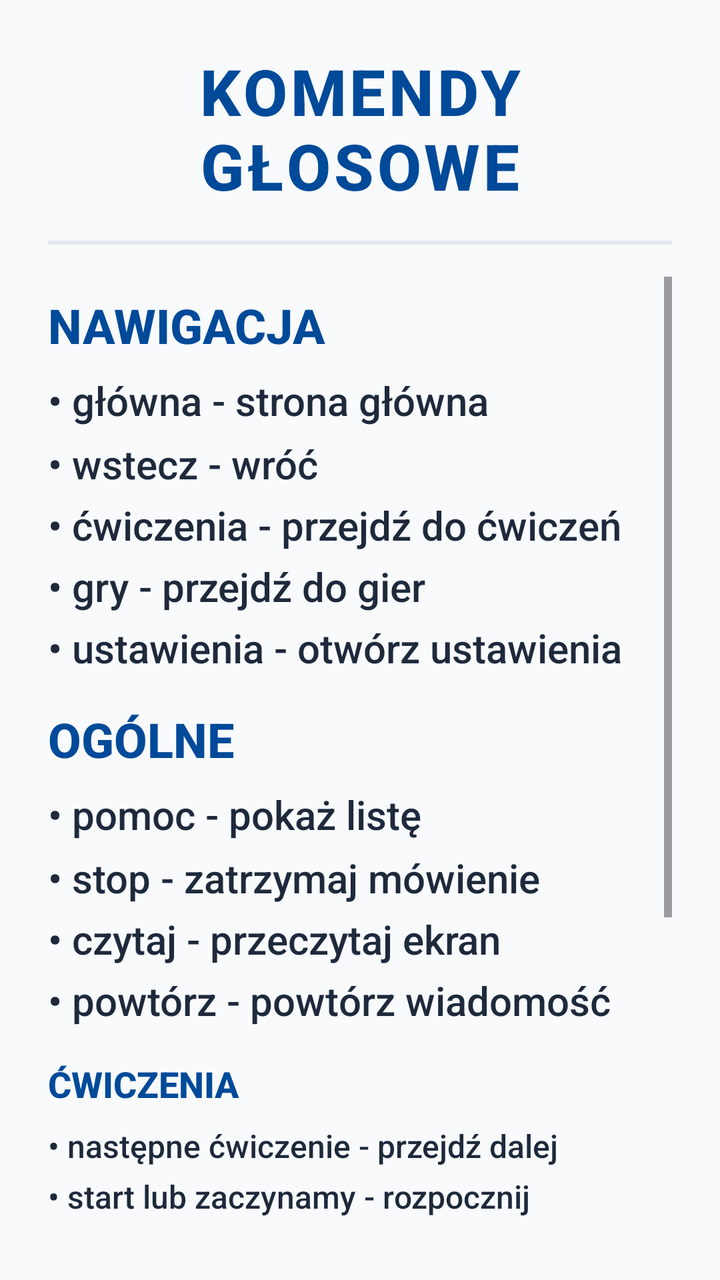
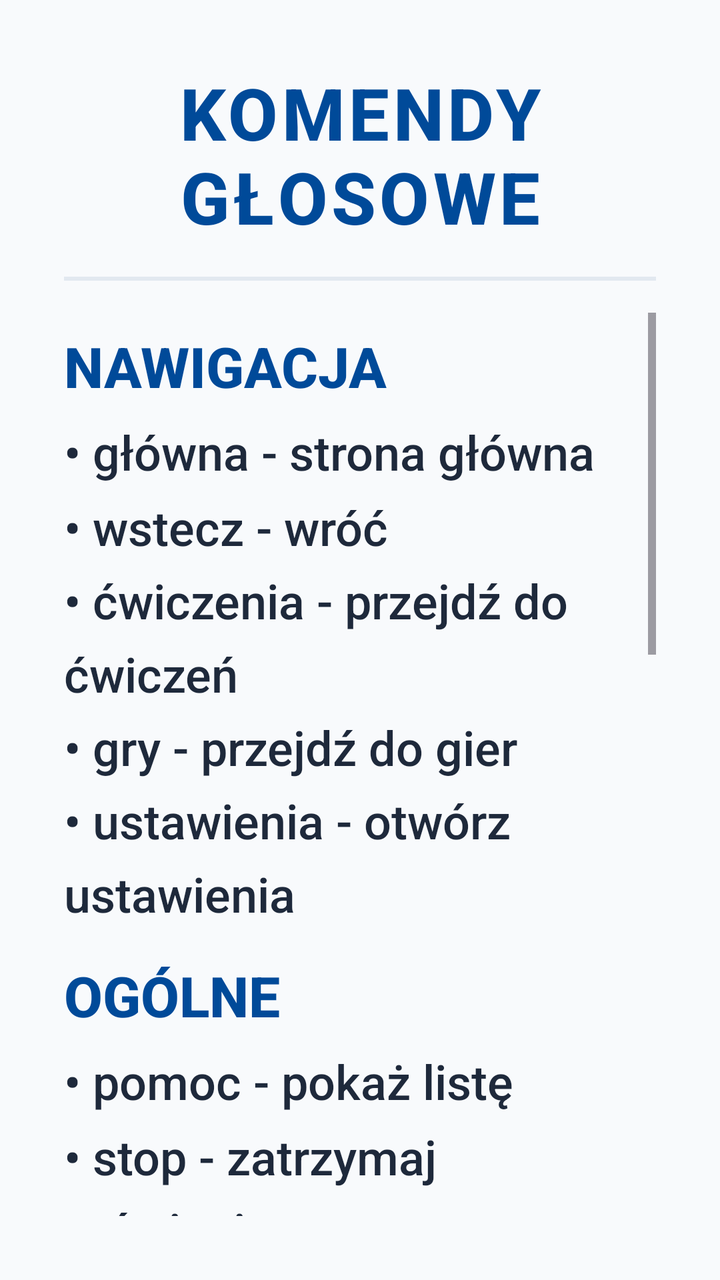

Before-and-after screenshots of an Android layout around one commit, followed by the original layout XML and the change that was made.
<!-- AndroidManifest.xml: application theme Theme.Fitnessapp -->
<!-- res/layout/dialog_voice_help.xml -->
<?xml version="1.0" encoding="utf-8"?>
<LinearLayout xmlns:android="http://schemas.android.com/apk/res/android"
    android:layout_width="match_parent"
    android:layout_height="wrap_content"
    android:orientation="vertical"
    android:padding="24dp">

    <TextView
        android:layout_width="match_parent"
        android:layout_height="wrap_content"
        android:text="@string/vh_title"
        android:textColor="#004A99"
        android:textSize="32sp"
        android:textStyle="bold"
        android:gravity="center"
        android:letterSpacing="0.05" />

    <View
        android:layout_width="match_parent"
        android:layout_height="2dp"
        android:layout_marginVertical="16dp"
        android:background="#E2E8F0" />

    <ScrollView
        android:layout_width="match_parent"
        android:layout_height="wrap_content"
        android:maxHeight="400dp">

        <LinearLayout
            android:layout_width="match_parent"
            android:layout_height="wrap_content"
            android:orientation="vertical"
            android:paddingBottom="16dp">

            <TextView
                android:layout_width="wrap_content"
                android:layout_height="wrap_content"
                android:text="@string/vh_navigation_title"
                android:textColor="#004A99"
                android:textSize="24sp"
                android:textStyle="bold"
                android:layout_marginTop="8dp" />

            <TextView
                android:layout_width="match_parent"
                android:layout_height="wrap_content"
                android:text="@string/vh_navigation_desc"
                android:textColor="#1E293B"
                android:textSize="20sp"
                android:lineSpacingMultiplier="1.3"
                android:layout_marginTop="8dp" />

            <TextView
                android:layout_width="wrap_content"
                android:layout_height="wrap_content"
                android:text="@string/vh_general_title"
                android:textColor="#004A99"
                android:textSize="24sp"
                android:textStyle="bold"
                android:layout_marginTop="16dp" />

            <TextView
                android:layout_width="match_parent"
                android:layout_height="wrap_content"
                android:text="@string/vh_general_desc"
                android:textColor="#1E293B"
                android:textSize="20sp"
                android:lineSpacingMultiplier="1.3"
                android:layout_marginTop="8dp" />

            <TextView
                android:layout_width="wrap_content"
                android:layout_height="wrap_content"
                android:text="@string/vh_exercises_title"
                android:textColor="#004A99"
                android:textSize="18sp"
                android:textStyle="bold"
                android:layout_marginTop="16dp" />

            <TextView
                android:layout_width="match_parent"
                android:layout_height="wrap_content"
                android:text="@string/vh_exercises_desc"
                android:textColor="#1E293B"
                android:textSize="16sp"
                android:lineSpacingMultiplier="1.3"
                android:layout_marginTop="8dp" />

            <TextView
                android:layout_width="wrap_content"
                android:layout_height="wrap_content"
                android:text="@string/vh_games_title"
                android:textColor="#004A99"
                android:textSize="24sp"
                android:textStyle="bold"
                android:layout_marginTop="16dp" />

            <TextView
                android:layout_width="match_parent"
                android:layout_height="wrap_content"
                android:text="@string/vh_games_desc"
                android:textColor="#1E293B"
                android:textSize="20sp"
                android:lineSpacingMultiplier="1.3"
                android:layout_marginTop="8dp" />

        </LinearLayout>
    </ScrollView>

</LinearLayout>
<!-- resources referenced by this layout -->
<resources>
  <string name="vh_exercises_desc">• następne ćwiczenie - przejdź dalej\n• start lub zaczynamy - rozpocznij\n• zakończ lub koniec - zakończ trening\n• czytaj opis - przeczytaj opis ćwiczenia</string>
  <string name="vh_exercises_title">ĆWICZENIA</string>
  <string name="vh_games_desc">• łatwy, średni, trudny - wybierz poziom\n• start - rozpocznij grę\n• nowa gra - zacznij od nowa</string>
  <string name="vh_games_title">GRY</string>
  <string name="vh_general_desc">• pomoc - pokaż listę\n• stop - zatrzymaj mówienie\n• czytaj - przeczytaj ekran\n• powtórz - powtórz wiadomość</string>
  <string name="vh_general_title">OGÓLNE</string>
  <string name="vh_navigation_desc">• główna - strona główna\n• wstecz - wróć\n• ćwiczenia - przejdź do ćwiczeń\n• gry - przejdź do gier\n• ustawienia - otwórz ustawienia</string>
  <string name="vh_navigation_title">NAWIGACJA</string>
  <string name="vh_title">KOMENDY GŁOSOWE</string>
  <style name="Theme.Fitnessapp" parent="Base.Theme.Fitnessapp" />
  <style name="Base.Theme.Fitnessapp" parent="Theme.Material3.Light.NoActionBar">
          
          <item name="android:fontFamily">sans-serif-medium</item>
          <item name="android:textAllCaps">false</item>
          <item name="android:textColor">#0F172A</item>
          <item name="android:windowBackground">#F8FAFC</item>
      </style>
</resources>

<!-- the commit's change to res/layout/dialog_voice_help.xml (unified diff, before → after) -->
@@ -3,14 +3,14 @@
     android:layout_width="match_parent"
     android:layout_height="wrap_content"
     android:orientation="vertical"
-    android:padding="24dp">
+    android:padding="32dp">
 
     <TextView
         android:layout_width="match_parent"
         android:layout_height="wrap_content"
         android:text="@string/vh_title"
         android:textColor="#004A99"
-        android:textSize="32sp"
+        android:textSize="36sp"
         android:textStyle="bold"
         android:gravity="center"
         android:letterSpacing="0.05" />
@@ -37,7 +37,7 @@
                 android:layout_height="wrap_content"
                 android:text="@string/vh_navigation_title"
                 android:textColor="#004A99"
-                android:textSize="24sp"
+                android:textSize="28sp"
                 android:textStyle="bold"
                 android:layout_marginTop="8dp" />
 
@@ -46,7 +46,7 @@
                 android:layout_height="wrap_content"
                 android:text="@string/vh_navigation_desc"
                 android:textColor="#1E293B"
-                android:textSize="20sp"
+                android:textSize="24sp"
                 android:lineSpacingMultiplier="1.3"
                 android:layout_marginTop="8dp" />
 
@@ -55,7 +55,7 @@
                 android:layout_height="wrap_content"
                 android:text="@string/vh_general_title"
                 android:textColor="#004A99"
-                android:textSize="24sp"
+                android:textSize="28sp"
                 android:textStyle="bold"
                 android:layout_marginTop="16dp" />
 
@@ -64,7 +64,7 @@
                 android:layout_height="wrap_content"
                 android:text="@string/vh_general_desc"
                 android:textColor="#1E293B"
-                android:textSize="20sp"
+                android:textSize="24sp"
                 android:lineSpacingMultiplier="1.3"
                 android:layout_marginTop="8dp" />
 
@@ -73,7 +73,7 @@
                 android:layout_height="wrap_content"
                 android:text="@string/vh_exercises_title"
                 android:textColor="#004A99"
-                android:textSize="18sp"
+                android:textSize="28sp"
                 android:textStyle="bold"
                 android:layout_marginTop="16dp" />
 
@@ -82,7 +82,7 @@
                 android:layout_height="wrap_content"
                 android:text="@string/vh_exercises_desc"
                 android:textColor="#1E293B"
-                android:textSize="16sp"
+                android:textSize="24sp"
                 android:lineSpacingMultiplier="1.3"
                 android:layout_marginTop="8dp" />
 
@@ -91,7 +91,7 @@
                 android:layout_height="wrap_content"
                 android:text="@string/vh_games_title"
                 android:textColor="#004A99"
-                android:textSize="24sp"
+                android:textSize="28sp"
                 android:textStyle="bold"
                 android:layout_marginTop="16dp" />
 
@@ -100,7 +100,7 @@
                 android:layout_height="wrap_content"
                 android:text="@string/vh_games_desc"
                 android:textColor="#1E293B"
-                android:textSize="20sp"
+                android:textSize="24sp"
                 android:lineSpacingMultiplier="1.3"
                 android:layout_marginTop="8dp" />
 
